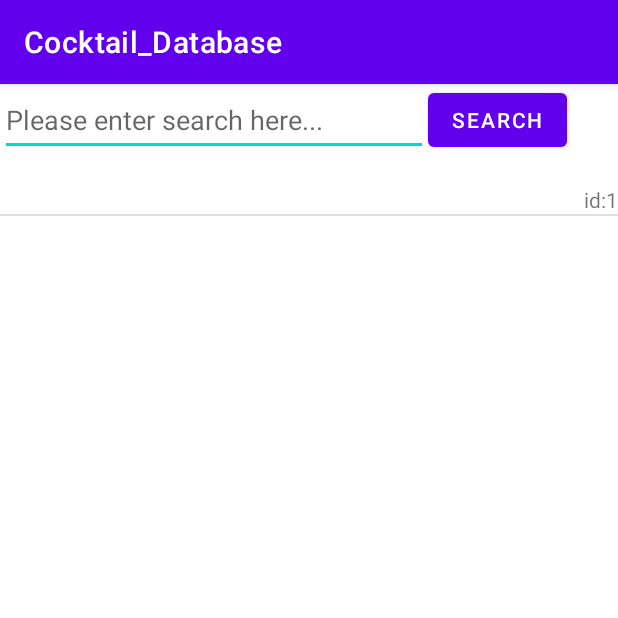
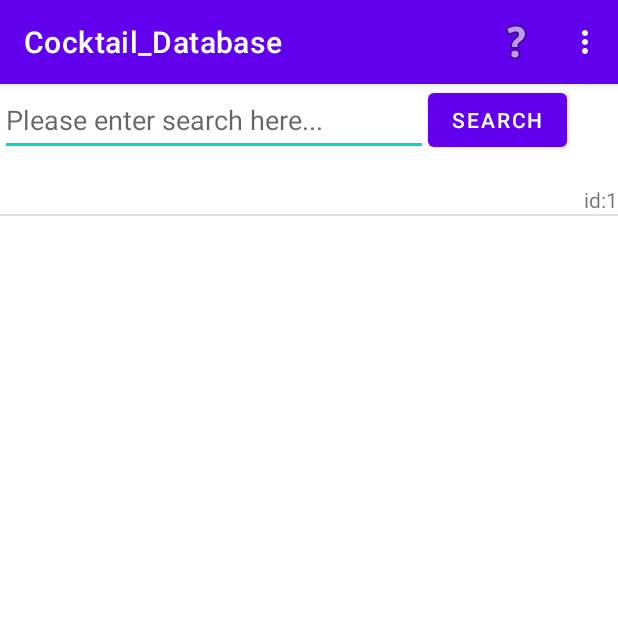
Before and after one commit to Rebeccakwok81/AndroidProject, an Android app: the screen it shows after launch (MainActivity), after a tap on "SEARCH", on a phone screen of 412 x 824 dp, the top half of it. Run offline under Robolectric (Android 15) with nearby library versions, the phone set to English and light mode, and no system bars.

Commit message:
created toolbar with help menu

```diff
--- a/app/src/main/java/com/cst2335/cocktail_database/MainActivity.java
+++ b/app/src/main/java/com/cst2335/cocktail_database/MainActivity.java
@@ -8,6 +8,9 @@ import android.content.Intent;
 import android.database.Cursor;
 import android.database.sqlite.SQLiteDatabase;
 import android.os.Bundle;
+import android.view.Menu;
+import android.view.MenuInflater;
+import android.view.MenuItem;
 import android.view.View;
 import android.view.ViewGroup;
 import android.widget.BaseAdapter;
@@ -243,6 +246,32 @@ public class MainActivity extends AppCompatActivity {
         }
     }
 
+    public boolean onCreateOptionsMenu(Menu menu){
+
+        // Inflate the menu items for use in the action bar
+        MenuInflater inflater = getMenuInflater();
+        inflater.inflate(R.menu.menu_main, menu);
+        return true;
+    }
+
+    public boolean onOptionsItemSelected(MenuItem item) {
+        switch (item.getItemId()){
+            case R.id.help_item:
+                AlertDialog.Builder alertDialog = new AlertDialog.Builder(MainActivity.this);
+                alertDialog.setTitle("How to Use")
+                           .setMessage("Please enter a drink you like and click on search to find out more! ");
+                alertDialog.show();
+
+        }
+
+        return true;
+        }
+
+
+
+
+    }
+
     /*
     private class MyListAdapter extends BaseAdapter {
 
@@ -277,4 +306,3 @@ public class MainActivity extends AppCompatActivity {
     }
 
      */
-}
--- /dev/null
+++ b/app/src/main/res/menu/menu_main.xml
@@ -0,0 +1,17 @@
+<menu xmlns:android="http://schemas.android.com/apk/res/android"
+    xmlns:app="http://schemas.android.com/apk/res-auto"
+    xmlns:tools="http://schemas.android.com/tools"
+    tools:context="com.example.mybasic.MainActivity">
+    <item
+        android:id="@+id/action_search"
+        android:orderInCategory="100"
+        android:title="Settings"
+        app:showAsAction="never" />
+
+    <item
+        android:id="@+id/help_item"
+        android:icon="@android:drawable/ic_menu_help"
+        android:orderInCategory="200"
+        android:title="Help"
+        app:showAsAction="ifRoom" />
+</menu>
```
